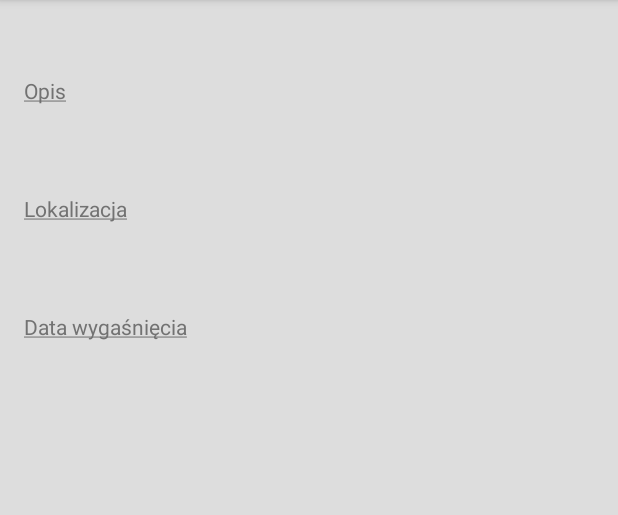
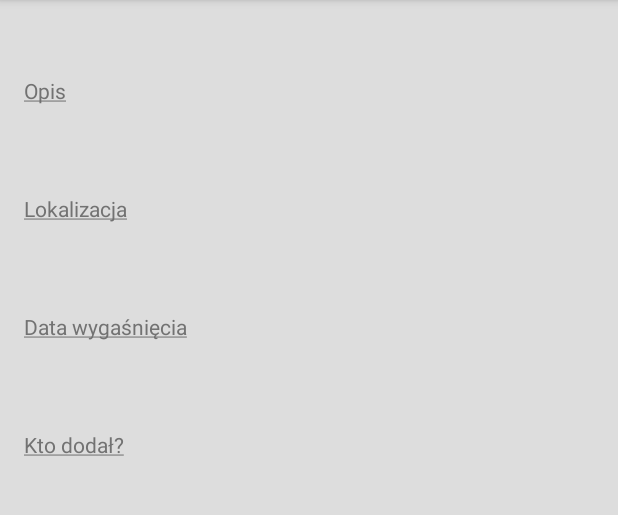
Before and after one commit to maciejbiesek/EvenTAG-app, an Android app: the TagDetailsActivity screen opened directly, with no data from a screen before it, on a phone screen of 412 x 824 dp, the part 84-599 px from its top. Run offline under Robolectric (Android 15) with nearby library versions, the phone set to English and light mode, and no system bars; network calls fail; 6 statements that could not run were skipped.

```diff
--- a/app/src/main/java/com/example/maciej/eventag/TagAdapter.java
+++ b/app/src/main/java/com/example/maciej/eventag/TagAdapter.java
@@ -58,7 +58,7 @@ public class TagAdapter extends BaseAdapter {
 
     private void bindTagToView(Tag tag, View tagView) {
         ImageView tagPhoto = (ImageView) tagView.findViewById(R.id.tag_photo);
-        tagPhoto.setImageResource(tag.getPhotoId());
+       // tagPhoto.setImageResource(tag.getPhotoId());
 
         TextView tagLabel = (TextView) tagView.findViewById(R.id.tag_label);
         tagLabel.setText(tag.getName());
--- a/app/src/main/java/com/example/maciej/eventag/TagDetailsActivity.java
+++ b/app/src/main/java/com/example/maciej/eventag/TagDetailsActivity.java
@@ -35,6 +35,7 @@ public class TagDetailsActivity extends ActionBarActivity {
         TextView description = (TextView) findViewById(R.id.description);
         TextView shutdown = (TextView) findViewById(R.id.shutdown);
         TextView localisation = (TextView) findViewById(R.id.localisation);
+        TextView owner = (TextView) findViewById(R.id.owner);
 
         //photo.setImageResource(tag.getPhotoId());
         name.setText(tag.getName());
@@ -42,6 +43,7 @@ public class TagDetailsActivity extends ActionBarActivity {
         shutdown.setText(tag.getShutdownTime());
         String localisationString = "" + tag.getLat() + ", " + tag.getLng();
         localisation.setText(localisationString);
+        owner.setText(tag.getOwner().getName());
     }
 
 }
--- a/app/src/main/java/com/example/maciej/eventag/TagListActivity.java
+++ b/app/src/main/java/com/example/maciej/eventag/TagListActivity.java
@@ -61,14 +61,14 @@ public class TagListActivity extends ActionBarActivity {
     }
 
     private void fetchTags() throws IOException, JSONException {
-        final NetworkTagsProvider networkTasksProvider = new NetworkTagsProvider(this);
-        networkTasksProvider.getTags(new NetworkTagsProvider.OnTagsDownloadedListener() {
+        final NetworkTagsProvider networkTagsProvider = new NetworkTagsProvider(this);
+        networkTagsProvider.getTags(new NetworkTagsProvider.OnTagsDownloadedListener() {
             public void onTagsDownloaded() {
                 handler.post(new Runnable() {
 
                     @Override
                     public void run() {
-                        adapter.setTags(networkTasksProvider.getAllTasks());
+                        adapter.setTags(networkTagsProvider.getAllTasks());
                         adapter.notifyDataSetChanged();
                     }
                 });
--- a/app/src/main/res/layout/tag_details.xml
+++ b/app/src/main/res/layout/tag_details.xml
@@ -75,6 +75,23 @@
                     android:layout_marginTop="10dp"
                     android:layout_marginBottom="20dp"/>
 
+                <TextView
+                    style="@style/SecondaryText"
+                    android:text="@string/owner"
+                    android:layout_width="match_parent"
+                    android:layout_height="wrap_content"
+                    android:layout_marginTop="10dp"/>
+
+                <TextView
+                    style="@style/SecondaryText"
+                    android:id="@+id/owner"
+                    android:layout_width="match_parent"
+                    android:layout_height="wrap_content"
+                    android:layout_marginTop="10dp"
+                    android:layout_marginBottom="20dp"/>
+
+
+
             </LinearLayout>
     </ScrollView>
 </FrameLayout>
--- a/app/src/main/res/values/strings.xml
+++ b/app/src/main/res/values/strings.xml
@@ -8,5 +8,6 @@
     <string name="description"><u>Opis</u></string>
     <string name="localisation"><u>Lokalizacja</u></string>
     <string name="shutdown"><u>Data wygaśnięcia</u></string>
+    <string name="owner"><u>Kto dodał?</u></string>
 
 </resources>
```
Also changed, not shown: app/src/main/java/com/example/maciej/eventag/NetworkTagsProvider.java (+10 -4 lines), app/src/main/java/com/example/maciej/eventag/Tag.java (+4 -5 lines).
